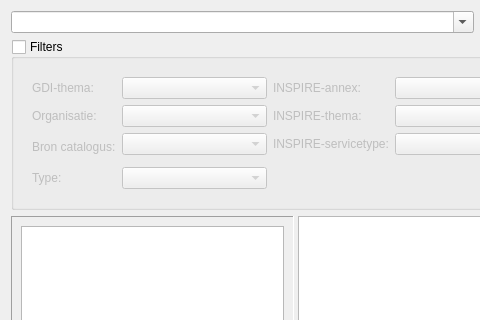
Qt form ui_geopunt4QgisDataCatalog.ui (warrieka/geopunt4Qgis) before a commit; both pictures show x 0 to 480 and y 0 to 320 of the 571 by 534 pixel window.
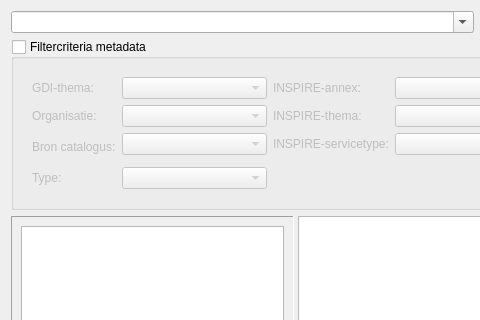
The same form after that commit. Icons and pictures are not drawn.

Diff of the .ui file:
```diff
--- a/ui_geopunt4QgisDataCatalog.ui
+++ b/ui_geopunt4QgisDataCatalog.ui
@@ -70,7 +70,7 @@
    <item>
     <widget class="QGroupBox" name="filterBox">
      <property name="title">
-      <string>Filters</string>
+      <string>Filtercriteria metadata</string>
      </property>
      <property name="checkable">
       <bool>true</bool>
```
